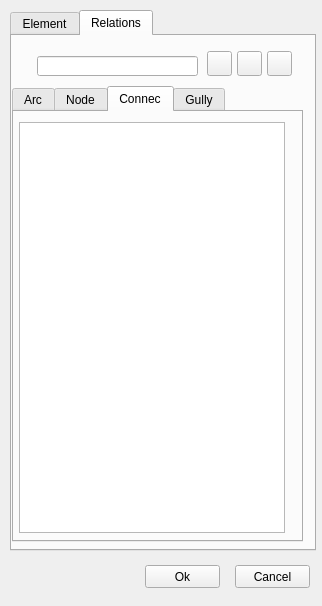
First picture: the form in ui/add_element.ui, repository Giswater/giswater_qgis_plugin, before the edit.
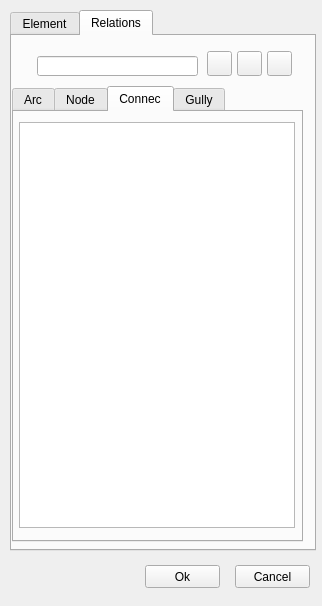
Second picture: the form after the edit. The open tabs and pages were chosen to show the change. Icons and pictures are not drawn.

Commit message: Enhance some forms

What changed in the file:
```diff
--- a/ui/add_element.ui
+++ b/ui/add_element.ui
@@ -844,8 +844,8 @@
         <rect>
          <x>5</x>
          <y>10</y>
-         <width>266</width>
-         <height>411</height>
+         <width>276</width>
+         <height>406</height>
         </rect>
        </property>
       </widget>
```
Left out of the diff: 6 changed lines with no effect on the pictures. The commit also changes 4 other files.
